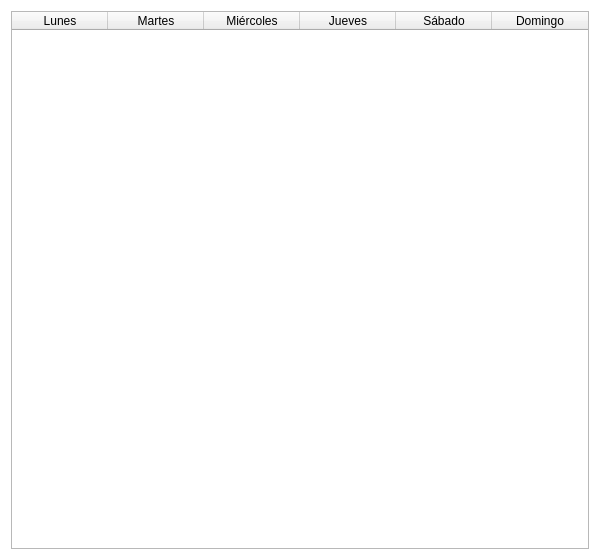
Old version of the form View/ventanaAgenda.ui in the repository BermudezK/consultsoft.
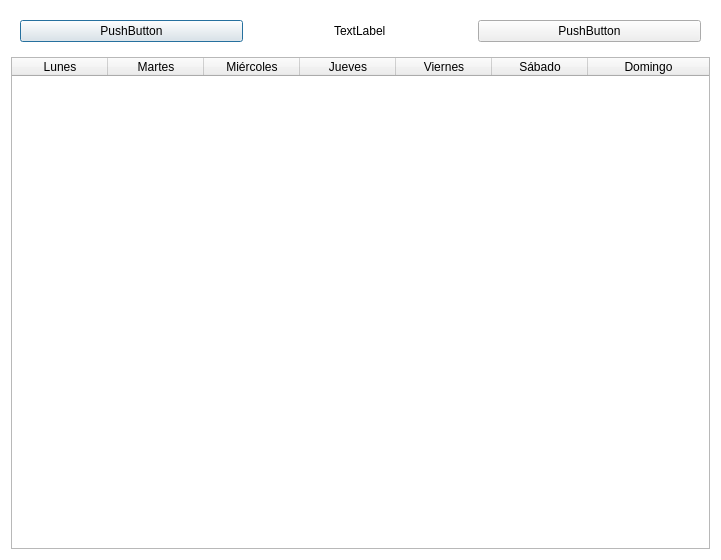
New version of the form.

The edit to the form file:
```diff
--- a/View/ventanaAgenda.ui
+++ b/View/ventanaAgenda.ui
@@ -6,7 +6,7 @@
    <rect>
     <x>0</x>
     <y>0</y>
-    <width>600</width>
+    <width>721</width>
     <height>560</height>
    </rect>
   </property>
@@ -21,12 +21,58 @@
   </property>
   <property name="styleSheet">
    <string notr="true">QDialog {
-background: white;
+	background: white;
+}
+
+QWidget{
+	width:auto;
 }</string>
   </property>
   <layout class="QGridLayout" name="gridLayout">
    <item row="0" column="0">
-    <widget class="QTableWidget" name="tableWidget">
+    <widget class="QWidget" name="widget" native="true">
+     <layout class="QGridLayout" name="gridLayout_2">
+      <item row="0" column="0">
+       <widget class="QPushButton" name="pb_right">
+        <property name="text">
+         <string>PushButton</string>
+        </property>
+       </widget>
+      </item>
+      <item row="0" column="2">
+       <widget class="QPushButton" name="pb_left">
+        <property name="text">
+         <string>PushButton</string>
+        </property>
+       </widget>
+      </item>
+      <item row="0" column="1" alignment="Qt::AlignHCenter">
+       <widget class="QLabel" name="l_month">
+        <property name="text">
+         <string>TextLabel</string>
+        </property>
+       </widget>
+      </item>
+     </layout>
+    </widget>
+   </item>
+   <item row="1" column="0">
+    <widget class="QTableWidget" name="agenda">
+     <property name="styleSheet">
+      <string notr="true">.QPushButton {
+	width: auto;
+	border:none;
+}</string>
+     </property>
+     <property name="editTriggers">
+      <set>QAbstractItemView::NoEditTriggers</set>
+     </property>
+     <property name="alternatingRowColors">
+      <bool>true</bool>
+     </property>
+     <property name="gridStyle">
+      <enum>Qt::NoPen</enum>
+     </property>
      <attribute name="horizontalHeaderCascadingSectionResizes">
       <bool>false</bool>
      </attribute>
@@ -59,6 +105,11 @@
        <string>Jueves</string>
       </property>
      </column>
+     <column>
+      <property name="text">
+       <string>Viernes</string>
+      </property>
+     </column>
      <column>
       <property name="text">
        <string>Sábado</string>
```
